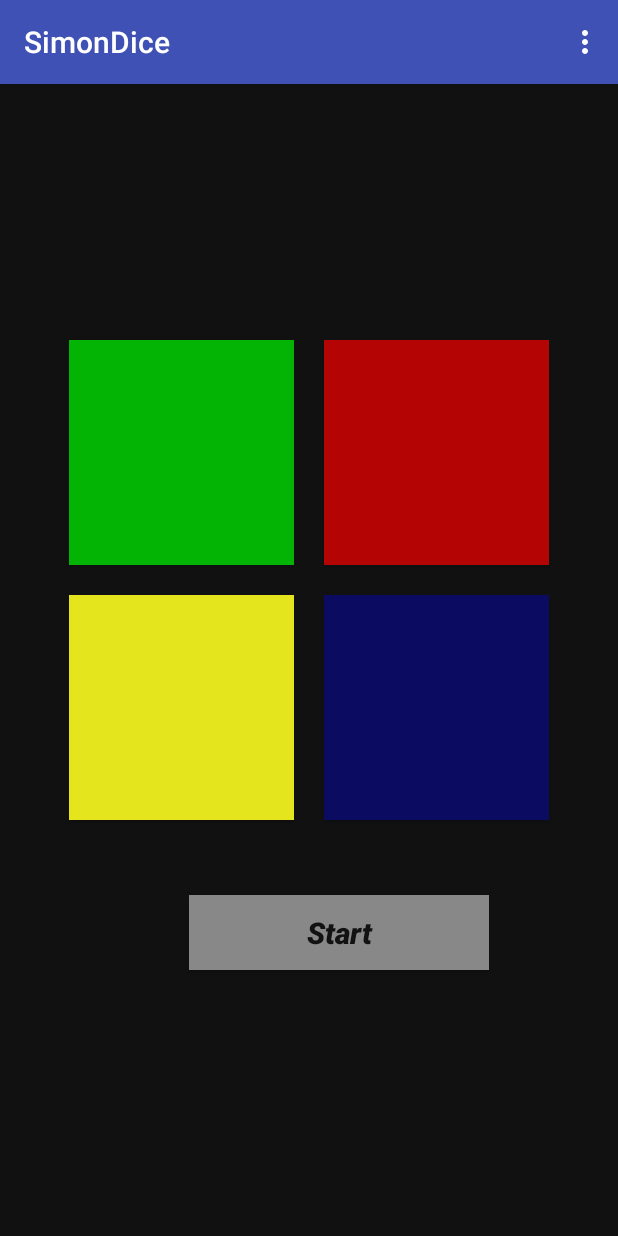
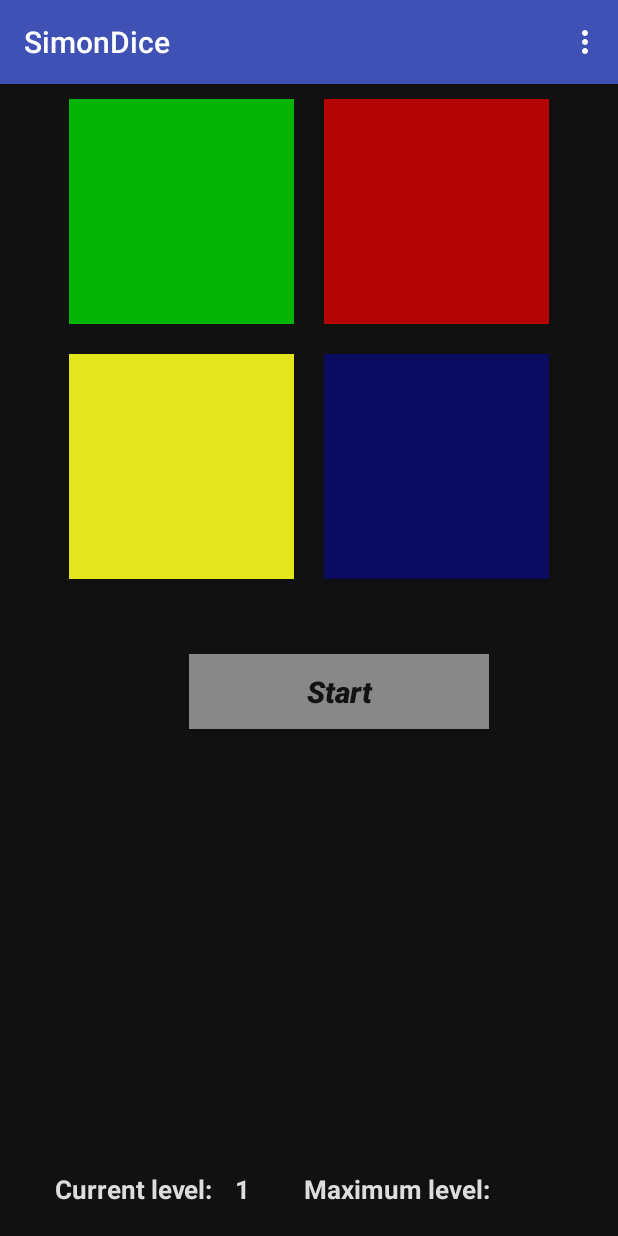
Before and after one commit to jmajyo/Simon, an Android app: the screen it shows after launch (MainActivity), after a tap on "Start", on a phone screen of 412 x 824 dp. Run offline under Robolectric (Android 15) with nearby library versions, the phone set to English and light mode, and no system bars; 1 statement that could not run was skipped.

Commit message:
added score, added lighted buttons, added Threads

```diff
--- a/app/src/main/java/com/jmajyo/simondice/MainActivity.java
+++ b/app/src/main/java/com/jmajyo/simondice/MainActivity.java
@@ -7,6 +7,7 @@
 import android.view.MenuItem;
 import android.view.View;
 import android.widget.Button;
+import android.widget.TextView;
 
 import java.util.LinkedList;
 import java.util.List;
@@ -14,7 +15,7 @@
 public class MainActivity extends AppCompatActivity {
 
     private static final int ONE_SECOND = 1000;
-    private static final int TWO_SECOND = 2000;
+    private static final int SECOND_AND_HALF = 1500;
     private static final int HALF_SECOND = 500;
 
     private MediaPlayer mpSound =null;
@@ -24,6 +25,11 @@
     private Button buttonYellow;
     private Button buttonBlue;
     private Button buttonStart;
+
+    private TextView levelText;
+    private TextView maxLevelText;
+
+
     Simon simon;
     List<Integer> myMoves;
     int[] sounds={
@@ -52,6 +58,9 @@
         buttonBlue = (Button) findViewById(R.id.activity_main___blue_button);
         buttonStart = (Button) findViewById(R.id.activity_main___start_button);
 
+        levelText = (TextView) findViewById(R.id.activity_main___text_level);
+        maxLevelText = (TextView) findViewById(R.id.activity_main___text_max_level);
+
         buttons = new Button[]{
                 buttonGreen,
                 buttonRed,
@@ -61,6 +70,7 @@
 
         disabledButons();
         simon = new Simon(MainActivity.this,sounds, buttons);
+        //levelText.setText("" + simon.getLevel());
 
 
          buttonStart.setOnClickListener(new View.OnClickListener() {
@@ -75,6 +85,7 @@
                 buttonRed.setEnabled(true);
                 buttonYellow.setEnabled(true);
                 buttonBlue.setEnabled(true);
+                levelText.setText("" + simon.getLevel());
             }
         });
 
@@ -106,6 +117,20 @@
     }
 
     @Override
+    protected void onPause() {
+        super.onPause();
+        SaveData.saveAllDataToDisk(this,"" + simon.getMaxLevel());
+    }
+
+    @Override
+    protected void onResume() {
+        super.onResume();
+        String max = SaveData.loadAllDataFromDisk(this);
+        maxLevelText.setText(max);
+        simon.setMaxLevel(Integer.parseInt(max));
+    }
+
+    @Override
     public boolean onCreateOptionsMenu(Menu menu) {
         getMenuInflater().inflate(R.menu.menu_main, menu);
         return true;
@@ -116,7 +141,7 @@
         int id = item.getItemId();
 
         if (id == R.id.menu_main_action___noob) {
-            simon.setSpeed(TWO_SECOND);
+            simon.setSpeed(SECOND_AND_HALF);
         }
         else if (id == R.id.menu_main_action___medium){
             simon.setSpeed(ONE_SECOND);
@@ -143,9 +168,15 @@
         if(correct == true){
             if(myMoves.size() == simon.getLevel()){
                 simon.nextMove();
+                levelText.setText("" + simon.getLevel());
                 myMoves = new LinkedList<Integer>();
             }
         }else{
+            if(simon.getLevel()>simon.getMaxLevel())
+            {
+                simon.setMaxLevel(simon.getLevel());
+                maxLevelText.setText(simon.getMaxLevel());
+            }
             disabledButons();
             simon.playSound(GAME_OVER);
             simon.reset();
--- /dev/null
+++ b/app/src/main/java/com/jmajyo/simondice/SaveData.java
@@ -0,0 +1,26 @@
+package com.jmajyo.simondice;
+
+import android.content.Context;
+import android.content.SharedPreferences;
+import android.preference.PreferenceManager;
+
+public class SaveData {
+
+    public static String loadAllDataFromDisk(Context context) {
+        SharedPreferences preferences = PreferenceManager.getDefaultSharedPreferences(context);
+        String maxScore = preferences.getString("MAX_SCORE", "");
+
+        return maxScore;
+
+    }
+
+    public static void saveAllDataToDisk(Context context, String maxScore) {
+        //  Abro el fichero
+        SharedPreferences preferences = PreferenceManager.getDefaultSharedPreferences(context);
+        SharedPreferences.Editor editor = preferences.edit();
+
+        //  Grabo eso en el fichero
+        editor.putString("MAX_SCORE", maxScore);
+        editor.apply();
+    }
+}
--- a/app/src/main/java/com/jmajyo/simondice/Simon.java
+++ b/app/src/main/java/com/jmajyo/simondice/Simon.java
@@ -2,6 +2,8 @@
 
 import android.content.Context;
 import android.media.MediaPlayer;
+import android.os.Handler;
+import android.os.Looper;
 import android.os.SystemClock;
 import android.util.Log;
 import android.widget.Button;
@@ -19,6 +21,15 @@
     private MediaPlayer mpSound;
     private Context context;                //weakify
     private int speed=2000;
+    private int maxLevel;
+
+    public int getMaxLevel() {
+        return maxLevel;
+    }
+
+    public void setMaxLevel(int maxLevel) {
+        this.maxLevel = maxLevel;
+    }
 
     public void setSpeed(int speed) {
         this.speed = speed;
@@ -39,27 +50,40 @@
     }
 
     private void playMoves() {
-        for (Integer i : moves) {
-            Log.d("Simon","move " + i);
+        new Thread(new Runnable() {
+            @Override
+            public void run() {
+                for (Integer i : moves) {
+                    Log.d("Simon","move " + i);
+                    pressButton(buttons[i], true);
 
-            playSound(i);
+                    playSound(i);
 
-            //TODO: click button
-            buttons[i].setPressed(true);
-
-            SystemClock.sleep(speed);    //sleep the system one second
-
-            buttons[i].setPressed(false);
-        }
+                    pressButton(buttons[i], false);
+                }
+            }
+        }).start();
+    }
+    //Función que hace que se lance en el hilo principal.
+    //Es necesaria porque solo el hilo principal puede tocar la interfaz
+    private void pressButton(final Button b, final boolean state){
+        MainThread.run(new Runnable() {
+            @Override
+            public void run() {
+                b.setPressed(state);
+            }
+        });
     }
 
-    public void playSound(Integer i) {
+    public synchronized void playSound(Integer i) {
         if (mpSound != null){
             mpSound.release();
             mpSound = null;
         }
         mpSound = MediaPlayer.create(context, sounds[i]);
         mpSound.start();
+
+        SystemClock.sleep(speed);    //sleep the system one second
     }
 
     public void reset(){
@@ -87,7 +111,7 @@
                 break;
             }
         }
-        SystemClock.sleep(ONE_SECOND);
+        //SystemClock.sleep(ONE_SECOND);
         return check;
     }
 
@@ -95,3 +119,15 @@
         return level;
     }
 }
+
+class MainThread {
+    public static void run(final Runnable runnable) {
+        Handler handler = new Handler(Looper.getMainLooper());
+        handler.post(new Runnable() {
+            @Override
+            public void run() {
+                runnable.run();
+            }
+        });
+    }
+}
--- a/app/src/main/res/layout/activity_main.xml
+++ b/app/src/main/res/layout/activity_main.xml
@@ -52,4 +52,49 @@
         android:text="Start"
         android:textStyle="bold|italic"
         android:textSize="20sp"/>
+    <TextView
+        android:id="@+id/activity_main___text_level_name"
+        android:layout_width="105dp"
+        android:layout_height="30dp"
+        android:layout_alignParentBottom="true"
+        android:text="Current level:"
+        android:textColor="#DDDDDD"
+        android:gravity="center"
+        android:textStyle="bold"
+        android:textSize="17sp"/>
+    <TextView
+        android:id="@+id/activity_main___text_level"
+        android:layout_width="40dp"
+        android:layout_height="30dp"
+        android:layout_alignParentBottom="true"
+        android:layout_toRightOf="@id/activity_main___text_level_name"
+        android:textColor="#DDDDDD"
+        android:gravity="center"
+        android:textStyle="bold"
+        android:textSize="17sp"
+        tools:text="1"/>
+
+    <TextView
+        android:id="@+id/activity_main___text_max_level_name"
+        android:layout_width="125dp"
+        android:layout_height="30dp"
+        android:layout_alignParentBottom="true"
+        android:text="Maximum level:"
+        android:layout_marginLeft="20dp"
+        android:textColor="#DDDDDD"
+        android:gravity="center"
+        android:textStyle="bold"
+        android:textSize="17sp"
+        android:layout_toRightOf="@id/activity_main___text_level"/>
+    <TextView
+        android:id="@+id/activity_main___text_max_level"
+        android:layout_width="40dp"
+        android:layout_height="30dp"
+        android:layout_alignParentBottom="true"
+        android:layout_toRightOf="@id/activity_main___text_max_level_name"
+        android:textColor="#DDDDDD"
+        android:gravity="center"
+        android:textStyle="bold"
+        android:textSize="17sp"
+        tools:text="1"/>
 </RelativeLayout>
```
